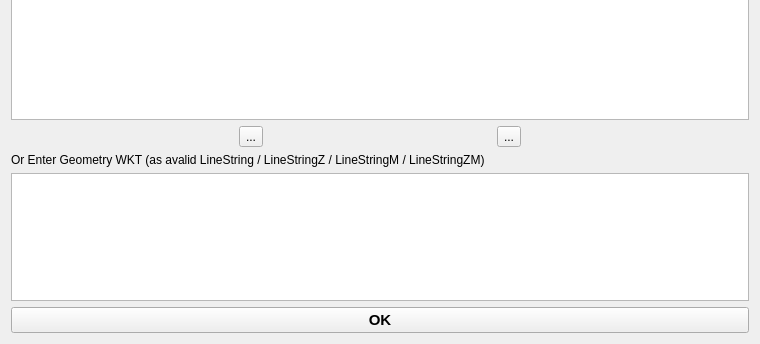
Old version of the form edr_plugin/gui/ui/query_trajectory.ui in the repository MetOffice/qgis-plugin-edr; both pictures show x 0 to 760 and y 190 to 534 of the 760 by 534 pixel window.
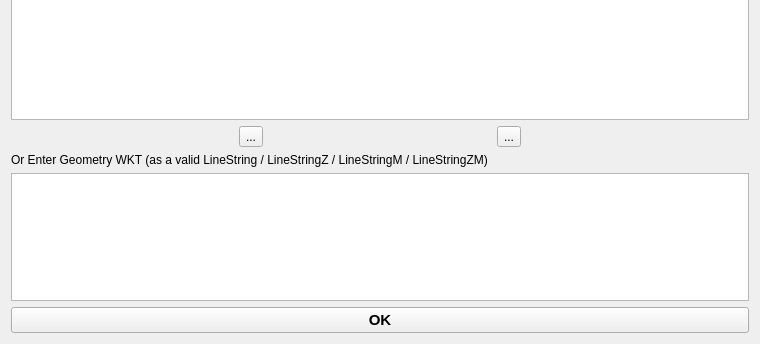
New version of the form.

What changed in the file:
```diff
--- a/edr_plugin/gui/ui/query_trajectory.ui
+++ b/edr_plugin/gui/ui/query_trajectory.ui
@@ -107,7 +107,7 @@
       </font>
      </property>
      <property name="text">
-      <string>Or Enter Geometry WKT (as avalid LineString / LineStringZ / LineStringM / LineStringZM) </string>
+      <string>Or Enter Geometry WKT (as a valid LineString / LineStringZ / LineStringM / LineStringZM) </string>
      </property>
     </widget>
    </item>
```
